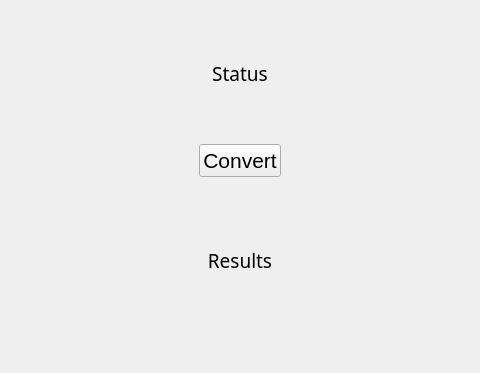
Before: the Qt Designer form Xefexcel/mainwindow.ui in OskarPodgorski/Xefexcel, drawn with Qt 5; both pictures show x 260 to 740 and y 327 to 700 of the 1000 by 700 pixel window.
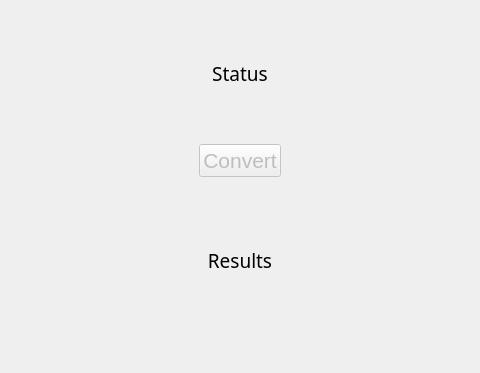
After: the same form once the commit is applied.

Commit message: added convert button disabled conditions

```diff
--- a/Xefexcel/mainwindow.ui
+++ b/Xefexcel/mainwindow.ui
@@ -92,6 +92,9 @@
             <layout class="QVBoxLayout" name="verticalLayout_3">
              <item>
               <widget class="QPushButton" name="convertButton">
+               <property name="enabled">
+                <bool>false</bool>
+               </property>
                <property name="font">
                 <font>
                  <pointsize>16</pointsize>
```
The commit also changes 1 other file.
